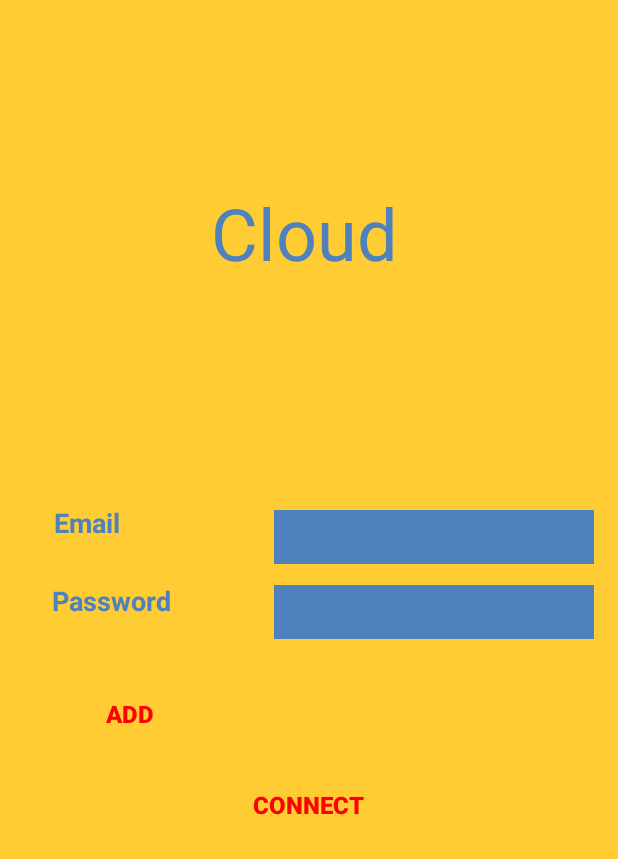
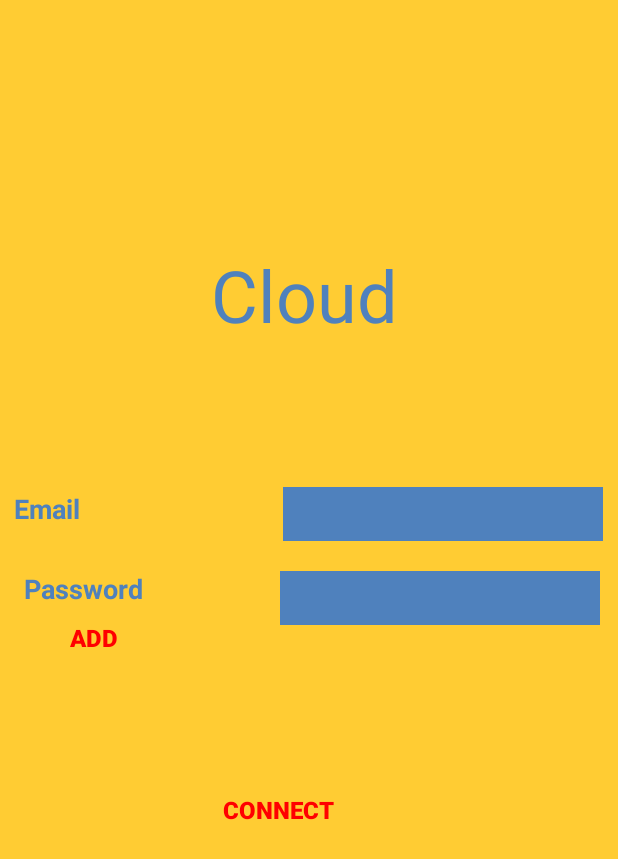
Before and after one commit to saudi97/myapplicationfinal, an Android app: the Homepage screen opened directly, with no data from a screen before it, on a phone screen of 412 x 824 dp. Shown: the top 859 px of the screen. Run offline under Robolectric (Android 15) with nearby library versions, the phone set to English and light mode, and no system bars.

Commit message:
button for final
buttton

```diff
--- /dev/null
+++ b/app/src/main/res/drawable/ic_call.xml
@@ -0,0 +1,5 @@
+<vector android:height="24dp" android:tint="#4F81BD"
+    android:viewportHeight="24" android:viewportWidth="24"
+    android:width="24dp" xmlns:android="http://schemas.android.com/apk/res/android">
+    <path android:fillColor="@android:color/white" android:pathData="M20.01,15.38c-1.23,0 -2.42,-0.2 -3.53,-0.56 -0.35,-0.12 -0.74,-0.03 -1.01,0.24l-1.57,1.97c-2.83,-1.35 -5.48,-3.9 -6.89,-6.83l1.95,-1.66c0.27,-0.28 0.35,-0.67 0.24,-1.02 -0.37,-1.11 -0.56,-2.3 -0.56,-3.53 0,-0.54 -0.45,-0.99 -0.99,-0.99H4.19C3.65,3 3,3.24 3,3.99 3,13.28 10.73,21 20.01,21c0.71,0 0.99,-0.63 0.99,-1.18v-3.45c0,-0.54 -0.45,-0.99 -0.99,-0.99z"/>
+</vector>
--- /dev/null
+++ b/app/src/main/res/drawable/ic_file.xml
@@ -0,0 +1,5 @@
+<vector android:height="24dp" android:tint="#4F81BD"
+    android:viewportHeight="24" android:viewportWidth="24"
+    android:width="24dp" xmlns:android="http://schemas.android.com/apk/res/android">
+    <path android:fillColor="@android:color/white" android:pathData="M16.5,6v11.5c0,2.21 -1.79,4 -4,4s-4,-1.79 -4,-4V5c0,-1.38 1.12,-2.5 2.5,-2.5s2.5,1.12 2.5,2.5v10.5c0,0.55 -0.45,1 -1,1s-1,-0.45 -1,-1V6H10v9.5c0,1.38 1.12,2.5 2.5,2.5s2.5,-1.12 2.5,-2.5V5c0,-2.21 -1.79,-4 -4,-4S7,2.79 7,5v12.5c0,3.04 2.46,5.5 5.5,5.5s5.5,-2.46 5.5,-5.5V6h-1.5z"/>
+</vector>
--- /dev/null
+++ b/app/src/main/res/drawable/ic_sms.xml
@@ -0,0 +1,5 @@
+<vector android:height="24dp" android:tint="#4F81BD"
+    android:viewportHeight="24" android:viewportWidth="24"
+    android:width="24dp" xmlns:android="http://schemas.android.com/apk/res/android">
+    <path android:fillColor="@android:color/white" android:pathData="M20,2L4,2c-1.1,0 -1.99,0.9 -1.99,2L2,22l4,-4h14c1.1,0 2,-0.9 2,-2L22,4c0,-1.1 -0.9,-2 -2,-2zM9,11L7,11L7,9h2v2zM13,11h-2L11,9h2v2zM17,11h-2L15,9h2v2z"/>
+</vector>
--- a/app/src/main/res/layout/activity_homepage.xml
+++ b/app/src/main/res/layout/activity_homepage.xml
@@ -1,7 +1,13 @@
 <?xml version="1.0" encoding="utf-8"?>
-<androidx.constraintlayout.widget.ConstraintLayout xmlns:android="http://schemas.android.com/apk/res/android"
+<androidx.drawerlayout.widget.DrawerLayout
+    xmlns:android="http://schemas.android.com/apk/res/android"
     xmlns:app="http://schemas.android.com/apk/res-auto"
     xmlns:tools="http://schemas.android.com/tools"
+    android:layout_width="match_parent"
+    android:layout_height="match_parent"
+    android:background="#FFCC33">
+
+<RelativeLayout
     android:layout_width="match_parent"
     android:layout_height="match_parent"
     android:background="#FFCC33"
@@ -11,9 +17,12 @@
         android:id="@+id/editTextTextPersonName2"
         android:layout_width="wrap_content"
         android:layout_height="36dp"
-        android:layout_marginEnd="16dp"
-        android:layout_marginRight="16dp"
-        android:layout_marginBottom="448dp"
+        android:layout_alignParentEnd="true"
+        android:layout_alignParentRight="true"
+        android:layout_alignParentBottom="true"
+        android:layout_marginEnd="10dp"
+        android:layout_marginRight="10dp"
+        android:layout_marginBottom="463dp"
         android:background="#4F81BD"
         android:ems="10"
         android:inputType="textPersonName"
@@ -25,9 +34,12 @@
         android:id="@+id/editTextTextPassword4"
         android:layout_width="wrap_content"
         android:layout_height="36dp"
-        android:layout_marginEnd="16dp"
-        android:layout_marginRight="16dp"
-        android:layout_marginBottom="398dp"
+        android:layout_alignParentEnd="true"
+        android:layout_alignParentRight="true"
+        android:layout_alignParentBottom="true"
+        android:layout_marginEnd="12dp"
+        android:layout_marginRight="12dp"
+        android:layout_marginBottom="407dp"
         android:background="#4F81BD"
         android:ems="10"
         android:inputType="textPassword"
@@ -39,8 +51,13 @@
         android:id="@+id/textView11"
         android:layout_width="140dp"
         android:layout_height="40dp"
+        android:layout_alignParentBottom="true"
         android:layout_marginLeft="8dp"
-        android:layout_marginBottom="12dp"
+        android:layout_marginEnd="39dp"
+        android:layout_marginRight="39dp"
+        android:layout_marginBottom="457dp"
+        android:layout_toStartOf="@+id/editTextTextPersonName2"
+        android:layout_toLeftOf="@+id/editTextTextPersonName2"
         android:gravity="left"
         android:text="Email"
         android:textColor="#4F81BD"
@@ -57,10 +74,11 @@
         android:id="@+id/textView12"
         android:layout_width="140dp"
         android:layout_height="40dp"
+        android:layout_alignParentBottom="true"
         android:layout_marginStart="16dp"
         android:layout_marginLeft="8dp"
         android:layout_marginRight="16dp"
-        android:layout_marginBottom="396dp"
+        android:layout_marginBottom="404dp"
         android:gravity="left"
         android:text="Password"
         android:textColor="#4F81BD"
@@ -74,13 +92,20 @@
     <Button
         android:id="@+id/button"
         style="?android:attr/borderlessButtonStyle"
-        android:layout_width="90dp"
-        android:layout_height="48dp"
+        android:layout_width="94dp"
+        android:layout_height="55dp"
         android:layout_alignParentStart="true"
         android:layout_alignParentLeft="true"
+        android:layout_alignParentTop="true"
         android:layout_alignParentEnd="true"
         android:layout_alignParentRight="true"
         android:layout_alignParentBottom="true"
+        android:layout_marginStart="15dp"
+        android:layout_marginLeft="15dp"
+        android:layout_marginTop="351dp"
+        android:layout_marginEnd="302dp"
+        android:layout_marginRight="302dp"
+        android:layout_marginBottom="325dp"
         android:text="ADD"
         android:textColor="#FF0000"
         android:textSize="16sp"
@@ -98,7 +123,14 @@
         style="?android:attr/borderlessButtonStyle"
         android:layout_width="wrap_content"
         android:layout_height="wrap_content"
-        android:layout_marginBottom="256dp"
+        android:layout_alignParentTop="true"
+        android:layout_alignParentEnd="true"
+        android:layout_alignParentRight="true"
+        android:layout_alignParentBottom="true"
+        android:layout_marginTop="469dp"
+        android:layout_marginEnd="173dp"
+        android:layout_marginRight="173dp"
+        android:layout_marginBottom="214dp"
         android:text="Connect"
         android:textColor="#FF0000"
         android:textSize="16sp"
@@ -115,6 +147,14 @@
         android:id="@+id/textView13"
         android:layout_width="405dp"
         android:layout_height="72dp"
+        android:layout_alignParentStart="true"
+        android:layout_alignParentLeft="true"
+        android:layout_alignParentTop="true"
+        android:layout_alignParentBottom="true"
+        android:layout_marginStart="0dp"
+        android:layout_marginLeft="0dp"
+        android:layout_marginTop="114dp"
+        android:layout_marginBottom="545dp"
         android:gravity="center"
         android:text="Cloud"
         android:textColor="#4F81BD"
@@ -125,4 +165,5 @@
         app:layout_constraintStart_toStartOf="parent"
         app:layout_constraintTop_toTopOf="parent"
         app:layout_constraintVertical_bias="0.159" />
-</androidx.constraintlayout.widget.ConstraintLayout>
+</RelativeLayout>
+</androidx.drawerlayout.widget.DrawerLayout>
```
